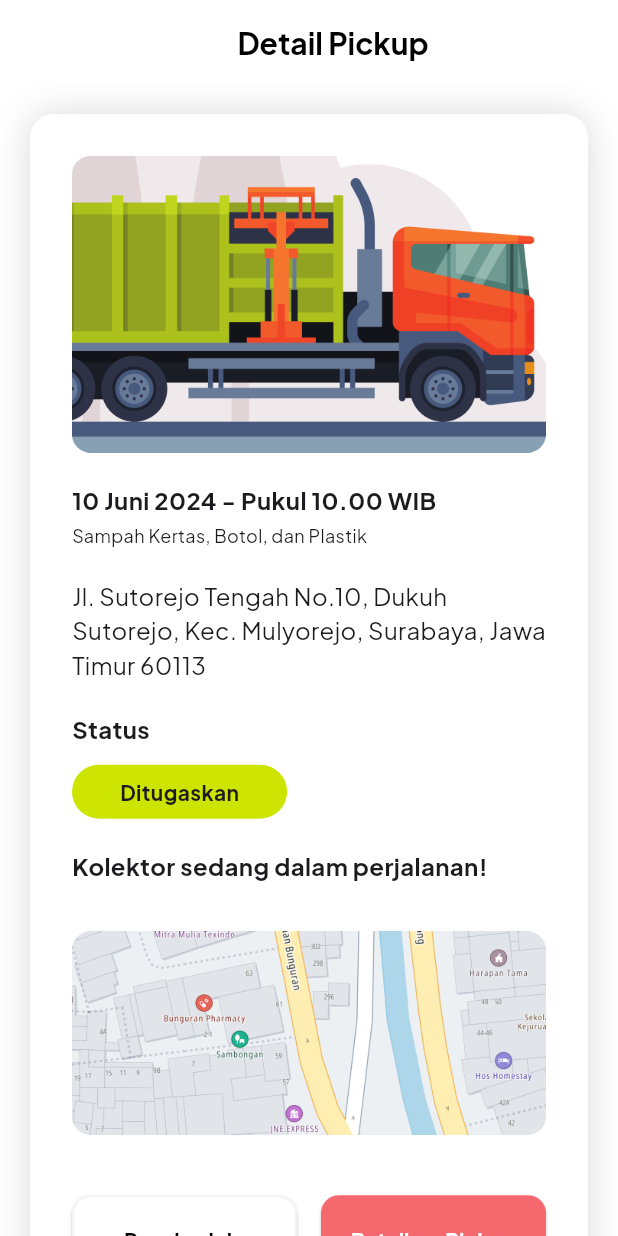
After one commit to mhmdrazn/BuangBijak, a Flutter app: the DetailPickup screen opened by its route, on a phone screen of 412 x 824 dp. The commit adds this screen. Run offline on Flutter 3.47's test engine with Material 3 defaults, Android fonts, the phone set to English and light mode, and no system bars.

Commit message:
add detail pickup (raza) (#5)
* first commit

* fix: date conflict variables

* feat: dropdown components

* fix: add const

* feat: add detail pickup page

---------

Co-authored-by: mhmdrazn <razan4944@gmail.com>

```diff
--- a/lib/main.dart
+++ b/lib/main.dart
@@ -13,7 +13,7 @@ class MyApp extends StatelessWidget {
   Widget build(BuildContext context) {
     return MaterialApp(
       title: 'BuangBijak App',
-      initialRoute: '/login',
+      initialRoute: '/login', // debugging
       theme: ThemeData(
         // Basis hijau yang akan digunakan
         primarySwatch: Colors.green, // Warna utama (green)
--- a/lib/routes/routes.dart
+++ b/lib/routes/routes.dart
@@ -3,10 +3,12 @@ import 'package:fp_tekber/screens/home_screen.dart';
 import 'package:fp_tekber/screens/pickup_screens.dart';
 import 'package:fp_tekber/screens/user_settings.dart';
 import 'package:fp_tekber/screens/landing-page.dart';
+import 'package:fp_tekber/screens/detail-pickup.dart';
 
 final Map<String, WidgetBuilder> appRoutes = {
   '/': (context) => const HomeScreen(),
   '/ajukan-pickup': (context) => const PickupPage(),
   '/profil-saya': (context) => const UserSettings(),
-  '/login': (context) => LoginSignup(),
+  '/login': (context) => const LoginSignup(),
+  '/detail-pickup': (context) => const DetailPickup(),
 };
--- /dev/null
+++ b/lib/screens/detail-pickup.dart
@@ -0,0 +1,154 @@
+import "package:flutter/material.dart";
+import '../theme.dart';
+import '../widgets/button.dart';
+
+class DetailPickup extends StatelessWidget {
+  const DetailPickup({super.key});
+
+  @override
+  Widget build(BuildContext context) {
+    return Scaffold(
+      backgroundColor: Colors.white,
+        appBar: AppBar(
+          backgroundColor: white,
+          centerTitle: true,
+          title: Padding(
+            padding: const EdgeInsets.only(top: 24.0, bottom: 24.0),
+            child: Row(
+              mainAxisAlignment: MainAxisAlignment.center,
+              children: [
+                Text(
+                  'Detail Pickup',
+                  style: bold20.copyWith(color: black),
+                  textAlign: TextAlign.center,
+                ),
+                const SizedBox(width: 24)
+              ],
+            ),
+          ),
+        ),
+        body: SingleChildScrollView(
+          child:
+            ConstrainedBox(
+            constraints: const BoxConstraints(maxWidth: 600),
+            child: Padding(
+              padding: const EdgeInsets.all(20.0),
+              child: Container(
+                decoration: BoxDecoration(
+                  color: Colors.white,
+                  borderRadius: BorderRadius.circular(16.0),
+                  boxShadow: [
+                    BoxShadow(
+                      color: Colors.black.withOpacity(0.15),
+                      spreadRadius: 0,
+                      blurRadius: 20,
+                      offset: const Offset(0, 0),
+                    ),
+                  ],
+                ),
+                child: Padding(
+                  padding: const EdgeInsets.all(28.0),
+                  child: Column(
+                    crossAxisAlignment: CrossAxisAlignment.start,
+                    children: [
+                      Image.asset(
+                        'assets/images/truck-banner.png',
+                        fit: BoxFit.cover,
+                        width: double.infinity,
+                      ),
+
+                      const SizedBox(height: 20.0),
+
+                      Column(
+                        crossAxisAlignment: CrossAxisAlignment.start,
+                        children: [
+                          Text(
+                            '10 Juni 2024 - Pukul 10.00 WIB',
+                            style: bold16,
+                            textAlign: TextAlign.left,
+                          ),
+                          const SizedBox(height: 4.0),
+                          Text(
+                            'Sampah Kertas, Botol, dan Plastik ',
+                            style: regular12,
+                            textAlign: TextAlign.left,
+                          ),
+                        ],
+                      ),
+
+                      const SizedBox(height: 20.0),
+
+                      Text(
+                        'Jl. Sutorejo Tengah No.10, Dukuh Sutorejo, Kec. Mulyorejo, Surabaya, Jawa Timur 60113',
+                        style: regular16,
+                        textAlign: TextAlign.left,
+                      ),
+
+                      const SizedBox(height: 20.0),
+
+                      Text(
+                        'Status',
+                        style: bold16,
+                        textAlign: TextAlign.left,
+                      ),
+
+                      const SizedBox(height: 12.0),
+
+                      Container(
+                        padding: const EdgeInsets.fromLTRB(32, 8, 32, 8),
+                        decoration: BoxDecoration(
+                          color: green,
+                          borderRadius: BorderRadius.circular(99.0),
+                        ),
+                        child: Column(
+                          crossAxisAlignment: CrossAxisAlignment.start,
+                          children: [
+                            Text(
+                              'Ditugaskan',
+                              style: bold14,
+                              textAlign: TextAlign.left,
+                            ),
+                          ],
+                        ),
+                      ),
+
+                      const SizedBox(height: 20.0),
+
+                      Column(
+                        crossAxisAlignment: CrossAxisAlignment.start,
+                        children: [
+                          Text(
+                            'Kolektor sedang dalam perjalanan!',
+                            style: bold16
+                          ),
+                          Image.asset('assets/images/maps.png', height: 200),
+                        ],
+                      ),
+
+                      const SizedBox(height: 8.0),
+
+                      Row(
+                        mainAxisAlignment: MainAxisAlignment.spaceEvenly,
+                        children: [
+                          Expanded(child:
+                            Button(text: 'Reschedule', color: white, borderColor: grey3, textColor: black),
+                          ),
+                          const SizedBox(width: 16.0),
+                          Expanded(child:
+                            Button(text: 'Batalkan Pickup', color: red, textColor: white),
+                          )
+
+                        ],
+                      )
+
+                    ],
+                  ),
+                ),
+              ),
+            )
+          ),
+        )
+
+    );
+  }
+}
--- a/lib/screens/home_screen.dart
+++ b/lib/screens/home_screen.dart
@@ -102,7 +102,7 @@ class HomeScreen extends StatelessWidget {
                       Navigator.pushNamed(context, '/'); // Beranda menuju root
                       break;
                     case 1:
-                      Navigator.pushNamed(context, '/pickup'); // Pickup
+                      Navigator.pushNamed(context, '/ajukan-pickup'); // Pickup
                       break;
                     case 2:
                       Navigator.pushNamed(context, '/profil-saya'); // Profile
--- /dev/null
+++ b/lib/widgets/button.dart
@@ -0,0 +1,47 @@
+import 'package:flutter/material.dart';
+import '../theme.dart';
+
+class Button extends StatelessWidget {
+  final String text;
+  final Color color;
+  final Color? borderColor;
+  final Color? textColor;
+
+  const Button({
+    super.key,
+    required this.text,
+    required this.color,
+    this.borderColor,
+    this.textColor
+  });
+
+  @override
+  Widget build(BuildContext context) {
+    final screenWidth = MediaQuery.of(context).size.width;
+
+    final double horizontalPadding = screenWidth * 0.04;
+
+    return ElevatedButton(
+      onPressed: () {},
+      style: ElevatedButton.styleFrom(
+        backgroundColor: color,
+        foregroundColor: color == Colors.white ? white : Colors.white,
+        padding: EdgeInsets.symmetric(
+          vertical: 20,
+          horizontal: horizontalPadding,
+        ),
+        minimumSize: const Size(0, 36),
+        side: BorderSide(color: borderColor?? Colors.transparent, width: 1.5),
+        shape: RoundedRectangleBorder(
+          borderRadius: BorderRadius.circular(12),
+        ),
+      ),
+      child: Text(
+        text,
+        style: bold14.copyWith(
+          color: textColor == Colors.black ? black : Colors.white,
+        ),
+      ),
+    );
+  }
+}
--- a/lib/widgets/dropdown.dart
+++ b/lib/widgets/dropdown.dart
@@ -24,7 +24,7 @@ class CustomDropdown extends StatelessWidget {
         const SizedBox(height: 8),
         DropdownButtonFormField<String>(
           value: selectedValue,
-          hint: Text("Pilih $title", style: regular14), // Placeholder text
+          hint: Text("Pilih $title", style: regular14.copyWith(color: grey2)), // Placeholder text
           isExpanded: true,
           decoration: InputDecoration(
             enabledBorder: OutlineInputBorder(
@@ -46,11 +46,12 @@ class CustomDropdown extends StatelessWidget {
               borderSide: BorderSide(color: grey3, width: 2),
             ),
           ),
+          dropdownColor: white,
           onChanged: onChanged,
           items: items.map<DropdownMenuItem<String>>((String value) {
             return DropdownMenuItem<String>(
               value: value,
-              child: Text(value, style: regular14), // Style for dropdown items
+              child: Text(value, style: regular14.copyWith(color: grey2)), // Style for dropdown items
             );
           }).toList(),
         )
```
Also changed, not shown: lib/screens/landing-page.dart (+35 -31 lines), lib/screens/pickup_screens.dart (+2 -8 lines), assets/images/maps.png (added), assets/images/truck-banner.png (added), 1 other file.
